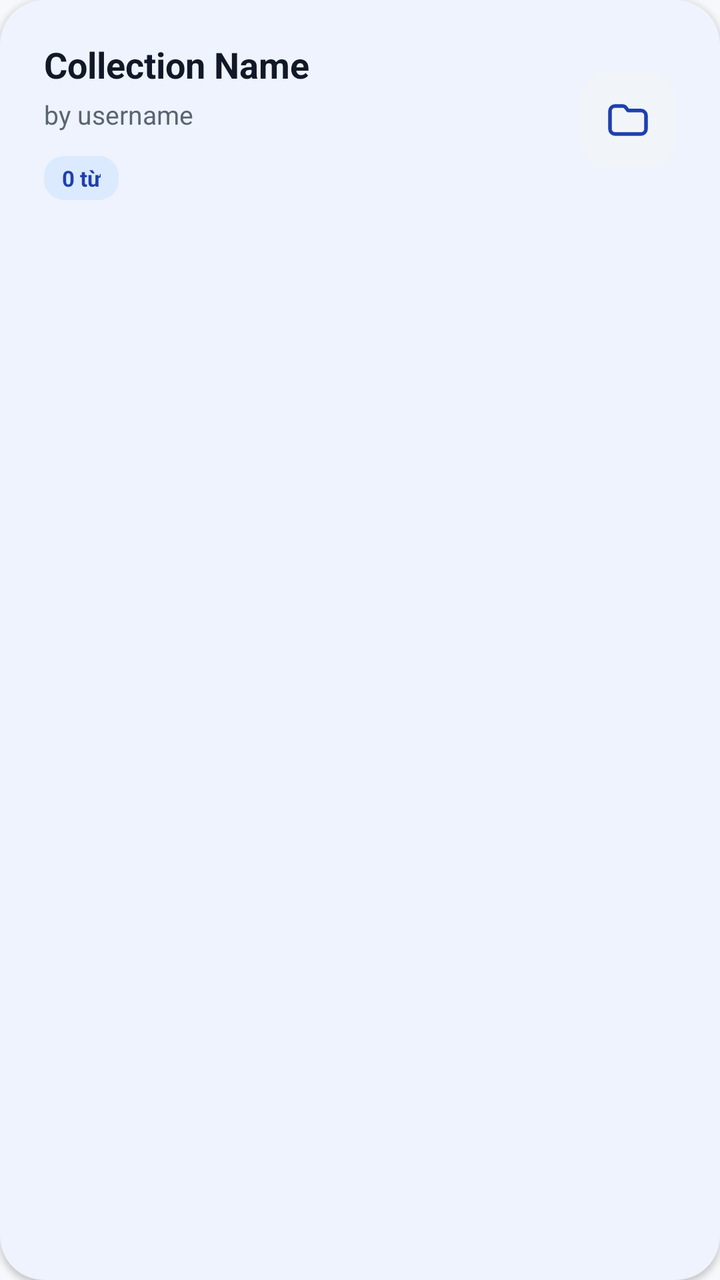
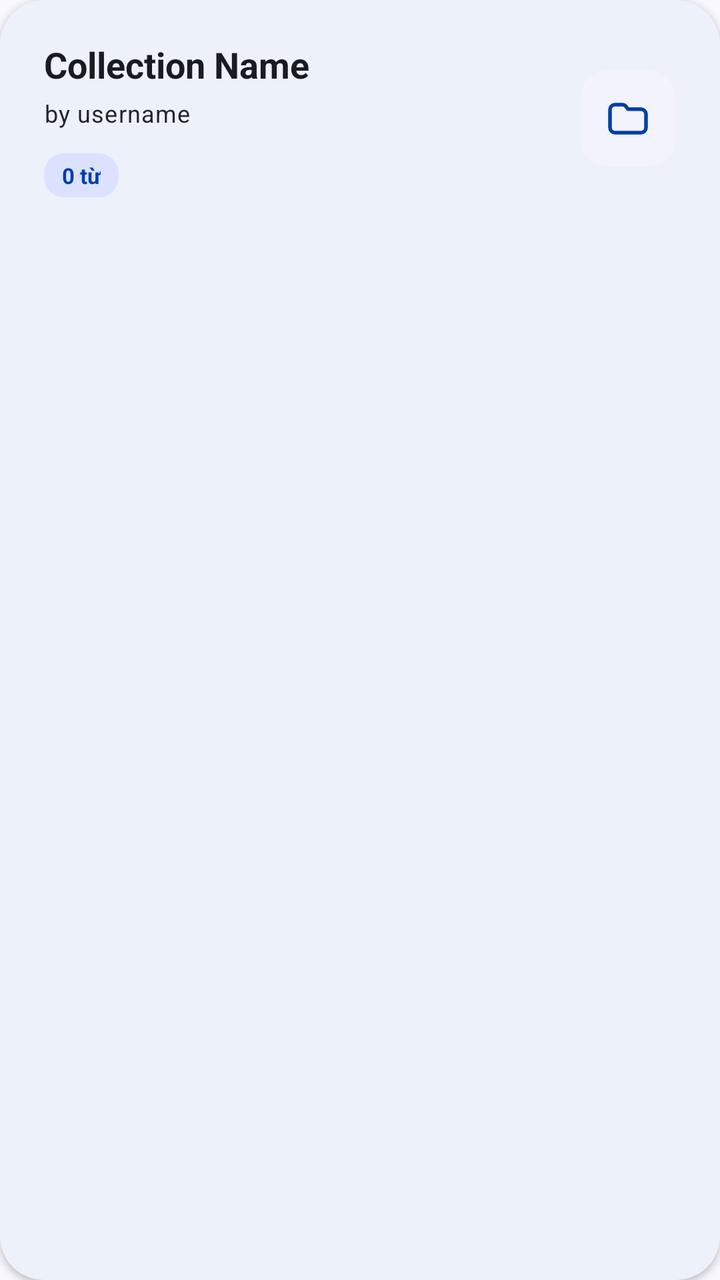

Screens rendered from an Android XML layout before and after an edit, with the pre-edit source and the edit as a unified diff.
<!-- AndroidManifest.xml: application theme Theme.ObjectLanguage -->
<!-- res/layout/item_collection_public.xml -->
<?xml version="1.0" encoding="utf-8"?>
<com.google.android.material.card.MaterialCardView
    xmlns:android="http://schemas.android.com/apk/res/android"
    xmlns:app="http://schemas.android.com/apk/res-auto"
    android:layout_width="match_parent"
    android:layout_height="wrap_content"
    android:layout_marginStart="20dp"
    android:layout_marginTop="8dp"
    android:layout_marginEnd="20dp"
    android:layout_marginBottom="8dp"
    app:cardBackgroundColor="@color/surface"
    app:cardCornerRadius="22dp"
    app:cardElevation="2dp"
    app:strokeWidth="0dp">

    <LinearLayout
        android:layout_width="match_parent"
        android:layout_height="wrap_content"
        android:gravity="center_vertical"
        android:orientation="horizontal"
        android:paddingStart="22dp"
        android:paddingTop="20dp"
        android:paddingEnd="22dp"
        android:paddingBottom="20dp">

        <LinearLayout
            android:layout_width="0dp"
            android:layout_height="wrap_content"
            android:layout_weight="1"
            android:orientation="vertical"
            android:paddingEnd="14dp">

            <TextView
                android:id="@+id/collectionName"
                android:layout_width="match_parent"
                android:layout_height="wrap_content"
                android:ellipsize="end"
                android:maxLines="1"
                android:text="Collection Name"
                android:textColor="@color/text_primary"
                android:textSize="18sp"
                android:textStyle="bold" />

            <TextView
                android:id="@+id/ownerName"
                android:layout_width="match_parent"
                android:layout_height="wrap_content"
                android:layout_marginTop="4dp"
                android:ellipsize="end"
                android:maxLines="1"
                android:text="by username"
                android:textColor="@color/text_secondary"
                android:textSize="13sp" />

            <TextView
                android:id="@+id/itemCount"
                android:layout_width="wrap_content"
                android:layout_height="22dp"
                android:layout_marginTop="12dp"
                android:background="@drawable/bg_collection_count_pill"
                android:gravity="center"
                android:paddingStart="9dp"
                android:paddingEnd="9dp"
                android:text="0 từ"
                android:textColor="@color/primary_dark"
                android:textSize="11sp"
                android:textStyle="bold" />

        </LinearLayout>

        <FrameLayout
            android:layout_width="48dp"
            android:layout_height="48dp"
            android:background="@drawable/bg_collection_folder_tile">

            <ImageView
                android:layout_width="24dp"
                android:layout_height="24dp"
                android:layout_gravity="center"
                android:src="@drawable/ic_folder_outline"
                app:tint="@color/primary_dark" />

        </FrameLayout>

    </LinearLayout>

</com.google.android.material.card.MaterialCardView>
<!-- resources referenced by this layout -->
<resources>
  <color name="primary_dark">#1E40AF</color>
  <color name="surface">#FFFFFF</color>
  <color name="text_primary">#111827</color>
  <color name="text_secondary">#5B6472</color>
  <!-- drawable bg_collection_count_pill (drawable) -->
  <?xml version="1.0" encoding="utf-8"?>
  <shape xmlns:android="http://schemas.android.com/apk/res/android"
      android:shape="rectangle">
      <solid android:color="@color/primary_light" />
      <corners android:radius="10dp" />
  </shape>
  <!-- drawable bg_collection_folder_tile (drawable) -->
  <?xml version="1.0" encoding="utf-8"?>
  <shape xmlns:android="http://schemas.android.com/apk/res/android"
      android:shape="rectangle">
      <solid android:color="@color/surface_soft" />
      <corners android:radius="14dp" />
  </shape>
  <style name="Theme.ObjectLanguage" parent="Theme.Material3.Light.NoActionBar">
          <item name="colorPrimary">@color/primary</item>
          <item name="colorPrimaryVariant">@color/primary_dark</item>
          <item name="colorOnPrimary">@color/text_on_primary</item>
          <item name="colorSecondary">@color/secondary</item>
          <item name="colorOnSecondary">@color/text_on_primary</item>
          <item name="android:colorBackground">@color/background</item>
          <item name="android:windowBackground">@color/background</item>
          <item name="colorSurface">@color/surface</item>
          <item name="android:statusBarColor">@color/background</item>
          <item name="android:windowLightStatusBar">true</item>
          <item name="android:navigationBarColor">@color/surface</item>
          <item name="android:windowLightNavigationBar" tools:targetApi="o_mr1">true</item>
          
          <item name="cardViewStyle">@style/Widget.App.CardView</item>
          <item name="bottomNavigationStyle">@style/Widget.App.BottomNav</item>
      </style>
  <color name="primary_light">#DBEAFE</color>
  <color name="surface_soft">#F1F5F9</color>
  <color name="primary">#2563EB</color>
  <color name="text_on_primary">#FFFFFF</color>
  <color name="secondary">#16A34A</color>
  <color name="background">#F6F8FB</color>
  <style name="Widget.App.CardView" parent="Widget.Material3.CardView.Elevated">
          <item name="cardBackgroundColor">@color/surface</item>
          <item name="cardCornerRadius">14dp</item>
          <item name="cardElevation">0dp</item>
          <item name="strokeWidth">0dp</item>
      </style>
  <style name="Widget.App.BottomNav" parent="Widget.Material3.BottomNavigationView">
          <item name="backgroundTint">@color/bottom_nav_bg</item>
          <item name="itemIconTint">@color/bottom_nav_color</item>
          <item name="itemTextColor">@color/bottom_nav_color</item>
          <item name="itemActiveIndicatorStyle">@style/Widget.App.BottomNav.ActiveIndicator</item>
          <item name="labelVisibilityMode">labeled</item>
          <item name="itemRippleColor">@color/primary_light</item>
      </style>
  <color name="bottom_nav_bg">#FFFFFF</color>
  <style name="Widget.App.BottomNav.ActiveIndicator" parent="Widget.Material3.BottomNavigationView.ActiveIndicator">
          <item name="android:color">@color/surface_variant</item>
          <item name="shapeAppearance">@style/ShapeAppearance.App.SmallComponent</item>
      </style>
  <color name="surface_variant">#EAF0F7</color>
  <style name="ShapeAppearance.App.SmallComponent" parent="ShapeAppearance.Material3.SmallComponent">
          <item name="cornerSize">14dp</item>
      </style>
  <!-- unchanged entries left out for length: 1 -->
</resources>

<!-- the commit's change to res/layout/item_collection_public.xml (unified diff, before → after) -->
@@ -49,8 +49,7 @@
                 android:ellipsize="end"
                 android:maxLines="1"
                 android:text="by username"
-                android:textColor="@color/text_secondary"
-                android:textSize="13sp" />
+                android:textAppearance="@style/TextAppearance.App.BodySmall" />
 
             <TextView
                 android:id="@+id/itemCount"
<!-- resource entries referenced after the edit -->
@@ -1,9 +1,9 @@
 <!-- resources referenced by this layout -->
 <resources>
-  <color name="primary_dark">#1E40AF</color>
+  <color name="primary_dark">#003EA8</color>
   <color name="surface">#FFFFFF</color>
-  <color name="text_primary">#111827</color>
-  <color name="text_secondary">#5B6472</color>
+  <color name="text_primary">#191B23</color>
+  <color name="text_secondary">#22242F</color>
   <!-- drawable bg_collection_count_pill (drawable) -->
   <?xml version="1.0" encoding="utf-8"?>
   <shape xmlns:android="http://schemas.android.com/apk/res/android"
@@ -18,11 +18,19 @@
       <solid android:color="@color/surface_soft" />
       <corners android:radius="14dp" />
   </shape>
+  <style name="TextAppearance.App.BodySmall" parent="TextAppearance.Material3.BodySmall">
+          <item name="android:textColor">@color/text_secondary</item>
+          <item name="android:textSize">12sp</item>
+          <item name="android:lineHeight">16sp</item>
+      </style>
   <style name="Theme.ObjectLanguage" parent="Theme.Material3.Light.NoActionBar">
+          
           <item name="colorPrimary">@color/primary</item>
           <item name="colorPrimaryVariant">@color/primary_dark</item>
           <item name="colorOnPrimary">@color/text_on_primary</item>
+          
           <item name="colorSecondary">@color/secondary</item>
+          <item name="colorTertiary">@color/violet</item>
           <item name="colorOnSecondary">@color/text_on_primary</item>
           <item name="android:colorBackground">@color/background</item>
           <item name="android:windowBackground">@color/background</item>
@@ -31,16 +39,17 @@
           <item name="android:windowLightStatusBar">true</item>
           <item name="android:navigationBarColor">@color/surface</item>
           <item name="android:windowLightNavigationBar" tools:targetApi="o_mr1">true</item>
-          
+  
           <item name="cardViewStyle">@style/Widget.App.CardView</item>
           <item name="bottomNavigationStyle">@style/Widget.App.BottomNav</item>
       </style>
-  <color name="primary_light">#DBEAFE</color>
-  <color name="surface_soft">#F1F5F9</color>
-  <color name="primary">#2563EB</color>
+  <color name="primary_light">#DBE1FF</color>
+  <color name="surface_soft">#F3F3FE</color>
+  <color name="primary">#004AC6</color>
   <color name="text_on_primary">#FFFFFF</color>
-  <color name="secondary">#16A34A</color>
-  <color name="background">#F6F8FB</color>
+  <color name="secondary">#FD933D</color>
+  <color name="violet">#7C3AED</color>
+  <color name="background">#FAF8FF</color>
   <style name="Widget.App.CardView" parent="Widget.Material3.CardView.Elevated">
           <item name="cardBackgroundColor">@color/surface</item>
           <item name="cardCornerRadius">14dp</item>
@@ -60,7 +69,7 @@
           <item name="android:color">@color/surface_variant</item>
           <item name="shapeAppearance">@style/ShapeAppearance.App.SmallComponent</item>
       </style>
-  <color name="surface_variant">#EAF0F7</color>
+  <color name="surface_variant">#E1E2ED</color>
   <style name="ShapeAppearance.App.SmallComponent" parent="ShapeAppearance.Material3.SmallComponent">
           <item name="cornerSize">14dp</item>
       </style>
